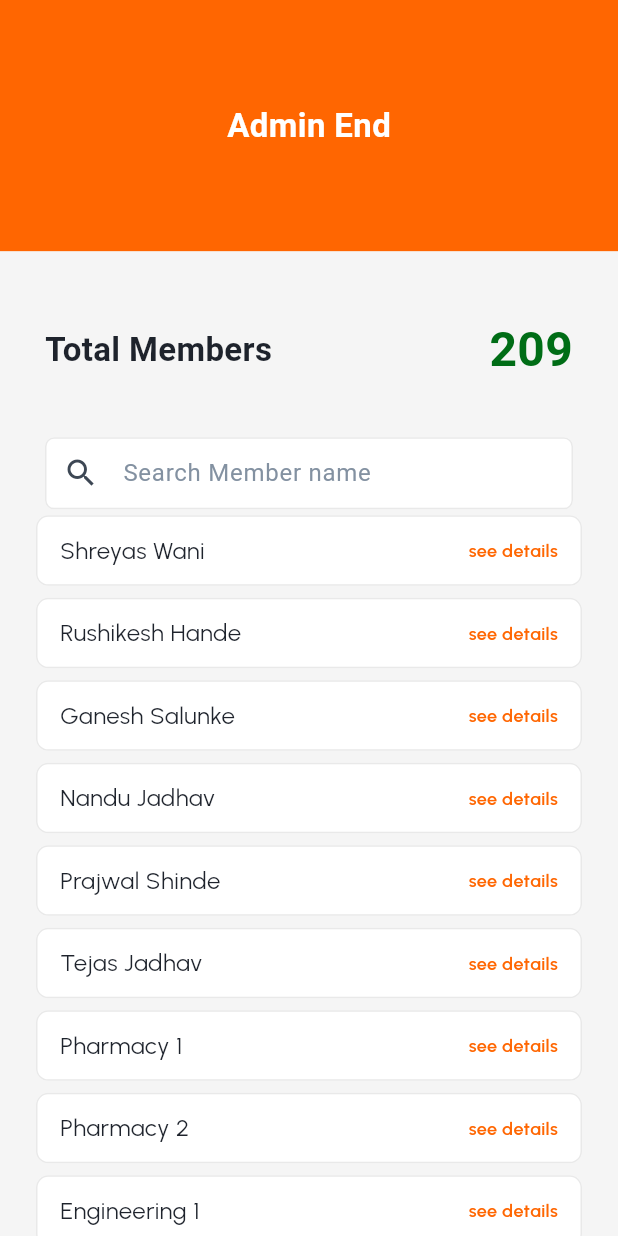
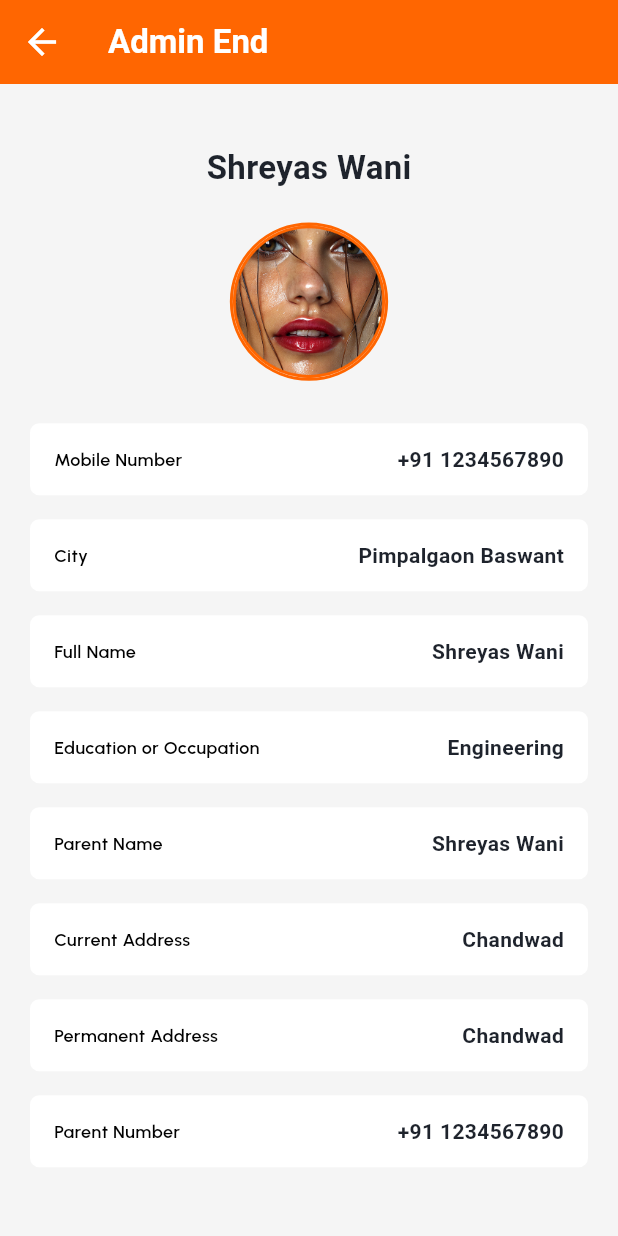
Before and after one commit to turklala0315/mess_app, a Flutter app: the TotalMembersScreen screen opened directly, after a tap on "see details", on a phone screen of 412 x 824 dp. Run offline on Flutter 3.47's test engine with Material 3 defaults, Android fonts, the phone set to English and light mode, and no system bars; our stand-ins replace device_preview, flutter_screenutil, image_picker, intl_phone_field; Roboto replaces fonts that are missing (urabanbold, urabansemibold, urbanrsemibold).

```diff
--- a/lib/core/constant/colors.dart
+++ b/lib/core/constant/colors.dart
@@ -24,3 +24,4 @@ const Color purpleColor = Color(0xFF8001FF);
 const Color purewhiteColor = Color(0xFFFFFFFF);
 const Color halfwhiteColor = Color(0xFFF5F5F5);
 const Color searchcontainerColor = Color(0xFFE9E9E9);
+const Color brownColor = Color(0xFFB96000);
--- a/lib/core/constant/text_style.dart
+++ b/lib/core/constant/text_style.dart
@@ -55,6 +55,12 @@ final style14whitesemibold = TextStyle(
   fontFamily: "urbansemibold",
   color: whiteColor,
   fontWeight: FontWeight.w500,
+);
+final style14bold = TextStyle(
+  fontSize: 14,
+  fontFamily: "urbanbold",
+  color: pureblackColor,
+  fontWeight: FontWeight.w700,
 );
 final style16 = TextStyle(
   fontFamily: "urbanregular",
--- a/lib/main.dart
+++ b/lib/main.dart
@@ -1,6 +1,8 @@
 import 'package:flutter/foundation.dart';
 import 'package:flutter/material.dart';
 import 'package:flutter_screenutil/flutter_screenutil.dart';
+import 'package:mess_app/ui/screens/admin_profile/admin_profile_screen.dart';
+import 'package:mess_app/ui/screens/offers/offers_screen.dart';
 import 'package:mess_app/ui/screens/order/order_screen.dart';
 import 'package:mess_app/ui/screens/total_members/total_members_screen.dart';
 
@@ -29,7 +31,7 @@ class MyApp extends StatelessWidget {
           builder: DevicePreview.appBuilder,
           theme: ThemeData.light(),
           darkTheme: ThemeData.dark(),
-          home: TotalMembersScreen(),
+          home: OffersScreen(),
         );
       },
     );
--- /dev/null
+++ b/lib/ui/screens/admin_profile/admin_profile_screen.dart
@@ -0,0 +1,176 @@
+import 'package:flutter/material.dart';
+import 'package:flutter_screenutil/flutter_screenutil.dart';
+import 'package:mess_app/core/constant/colors.dart';
+import 'package:mess_app/core/constant/string.dart';
+import 'package:mess_app/core/constant/text_style.dart';
+
+class AdminProfileScreen extends StatelessWidget {
+  const AdminProfileScreen({super.key});
+
+  @override
+  Widget build(BuildContext context) {
+    return Scaffold(
+      backgroundColor: halfwhiteColor,
+      appBar: AppBar(
+        backgroundColor: mainorangeColor,
+        title: Text('Admin End', style: style22white),
+        leading: IconButton(
+          onPressed: () {
+            Navigator.pop(context);
+          },
+          icon: Icon(Icons.arrow_back, size: 28, color: purewhiteColor),
+        ),
+      ),
+
+      body: Padding(
+        padding: const EdgeInsets.symmetric(horizontal: 20, vertical: 40),
+        child: SingleChildScrollView(
+          child: Column(
+            mainAxisAlignment: MainAxisAlignment.center,
+            children: [
+              Center(child: Text('Shreyas Wani', style: style22main)),
+              //
+              SizedBox(height: 21.h),
+              //
+              Container(
+                height: 104.h,
+                width: 104.w,
+                decoration: BoxDecoration(
+                  shape: BoxShape.circle,
+                  border: Border.all(color: mainorangeColor, width: 2),
+                ),
+                child: Image.asset('$dynamicAssets/shreya.png'),
+              ),
+              //
+              SizedBox(height: 20.h),
+              //
+              _buildDetailRow('Mobile Number', '+91 1234567890'),
+              _buildDetailRow('City', 'Pimpalgaon Baswant'),
+              _buildDetailRow('Full Name', 'Shreyas Wani'),
+              _buildDetailRow('Education or Occupation', 'Engineering'),
+              _buildDetailRow('Parent Name', 'Shreyas Wani'),
+              _buildDetailRow('Current Address', 'Chandwad'),
+              _buildDetailRow('Permanent Address', 'Chandwad'),
+              _buildDetailRow('Parent Number', '+91 1234567890'),
+              _buildDetailRow('Birth Date', '21-04-2002'),
+
+              //
+              SizedBox(height: 26.h),
+              //
+              Row(
+                children: [
+                  Expanded(
+                    child: GestureDetector(
+                      onTap: () {},
+                      child: Container(
+                        height: 60.h,
+                        width: 161.5.w,
+                        decoration: BoxDecoration(
+                          color: whiteColor,
+                          border: Border.all(color: pureblackColor),
+                          borderRadius: BorderRadius.circular(8.r),
+                        ),
+                        child: Row(
+                          mainAxisAlignment: MainAxisAlignment.center,
+                          children: [
+                            Center(
+                              child: Text(
+                                'Half Tiffin',
+                                style: style18mainblack,
+                              ),
+                            ),
+
+                            //
+                            SizedBox(width: 5.w),
+                            //
+                            Image.asset('$iconsAssets/half.png', scale: 4.5),
+                          ],
+                        ),
+                      ),
+                    ),
+                  ),
+                  SizedBox(width: 16.h),
+                  Expanded(
+                    child: GestureDetector(
+                      onTap: () {},
+                      child: Container(
+                        height: 60.h,
+                        width: 161.5.w,
+                        decoration: BoxDecoration(
+                          color: mainorangeColor,
+
+                          borderRadius: BorderRadius.circular(8.r),
+                        ),
+                        child: Row(
+                          mainAxisAlignment: MainAxisAlignment.center,
+                          children: [
+                            Center(child: Text('Full Tiffin', style: style18)),
+
+                            //
+                            SizedBox(width: 5.w),
+                            //
+                            Image.asset('$iconsAssets/full.png', scale: 4.5),
+                          ],
+                        ),
+                      ),
+                    ),
+                  ),
+                ],
+              ),
+              //
+              SizedBox(height: 21.h),
+              //
+              GestureDetector(
+                onTap: () {},
+                child: Center(
+                  child: Container(
+                    width: 330.w,
+                    height: 60.h,
+                    decoration: BoxDecoration(
+                      color: mainblackColor,
+                      borderRadius: BorderRadius.circular(8.r),
+                    ),
+                    child: Row(
+                      mainAxisAlignment: MainAxisAlignment.center,
+                      children: [
+                        Text('Update Payment', style: style18),
+                        //
+                        SizedBox(width: 5.w),
+                        //
+                        Image.asset('$iconsAssets/tick.png', scale: 4.5),
+                      ],
+                    ),
+                  ),
+                ),
+              ),
+              const SizedBox(height: 20),
+            ],
+          ),
+        ),
+      ),
+    );
+  }
+
+  //
+  //
+  //
+
+  Widget _buildDetailRow(String title, String value) {
+    return Card(
+      color: purewhiteColor,
+      margin: EdgeInsets.symmetric(vertical: 8.0),
+      elevation: 0,
+      shape: RoundedRectangleBorder(borderRadius: BorderRadius.circular(6.r)),
+      child: Padding(
+        padding: EdgeInsets.symmetric(horizontal: 16.0, vertical: 14.0),
+        child: Row(
+          mainAxisAlignment: MainAxisAlignment.spaceBetween,
+          children: [
+            Text(title, style: style12black),
+            Text(value, style: style14mainblack),
+          ],
+        ),
+      ),
+    );
+  }
+}
--- a/lib/ui/screens/total_members/total_members_screen.dart
+++ b/lib/ui/screens/total_members/total_members_screen.dart
@@ -2,6 +2,7 @@ import 'package:flutter/material.dart';
 import 'package:flutter_screenutil/flutter_screenutil.dart';
 import 'package:mess_app/core/constant/colors.dart';
 import 'package:mess_app/core/constant/text_style.dart';
+import 'package:mess_app/ui/screens/admin_profile/admin_profile_screen.dart';
 
 class TotalMembersScreen extends StatefulWidget {
   const TotalMembersScreen({super.key});
@@ -38,7 +39,6 @@ class _TotalMembersScreenState extends State<TotalMembersScreen> {
           ),
           Padding(
             padding: const EdgeInsets.symmetric(horizontal: 30),
-            child: Expanded(
             child: Column(
               mainAxisAlignment: MainAxisAlignment.start,
               children: [
@@ -56,7 +56,6 @@ class _TotalMembersScreenState extends State<TotalMembersScreen> {
                 //
                 searchtextfield(),
               ],
-              ),
             ),
           ),
           Expanded(
@@ -120,7 +119,12 @@ class _TotalMembersScreenState extends State<TotalMembersScreen> {
               Text(name, style: style16mainblack),
               GestureDetector(
                 onTap: () {
-                  ;
+                  Navigator.push(
+                    context,
+                    MaterialPageRoute(
+                      builder: (context) => AdminProfileScreen(),
+                    ),
+                  );
                 },
                 child: Text('see details', style: style12orange),
               ),
```
Also changed, not shown: lib/ui/screens/offers/offers_screen.dart (added, +291 -0 lines), assets/dynamic_assets/shreya.png (added), assets/icon_assets/trash.png (added), assets/static_assets/upload.png (added). Lines whose indentation alone changed are shown as unchanged.
